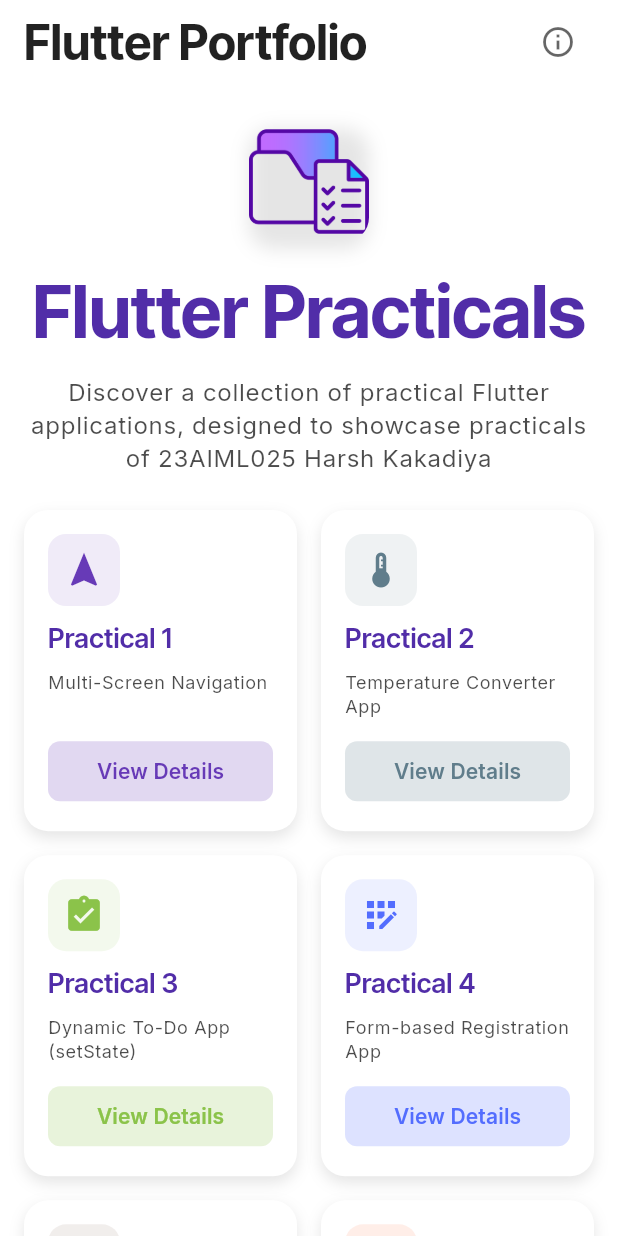
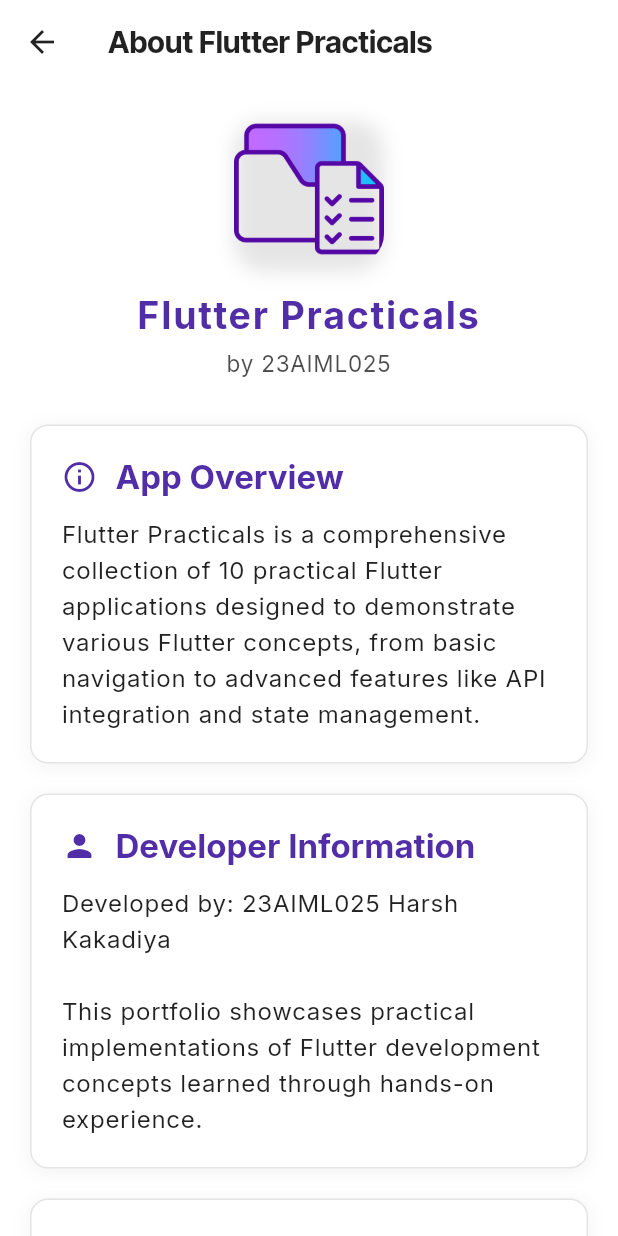
Before and after one commit to harsh-kakadiya1/flutter-practical, a Flutter app: the screen it shows after launch, after a tap on the "info outline" icon, on a phone screen of 412 x 824 dp. Run offline on Flutter 3.47's test engine with Material 3 defaults, Android fonts, the light colour scheme and no system bars; our stand-ins replace google_fonts, shared_preferences.

Commit message:
Add navigation to InfoPage from HomePage

```diff
--- a/lib/main.dart
+++ b/lib/main.dart
@@ -2,6 +2,7 @@
 import 'package:google_fonts/google_fonts.dart';
 import 'package:animations/animations.dart';
 import 'widgets/app_logo.dart';
+import 'pages/info_page.dart';
 
 // Import all practical files
 import 'practical1_navigation.dart';
@@ -433,7 +434,12 @@
                 size: 24,
               ),
               onPressed: () {
-                // Handle info button press
+                Navigator.push<void>(
+                  context,
+                  MaterialPageRoute<void>(
+                    builder: (BuildContext context) => const InfoPage(),
+                  ),
+                );
               },
             ),
           ),
--- /dev/null
+++ b/lib/pages/info_page.dart
@@ -0,0 +1,364 @@
+import 'package:flutter/material.dart';
+import '../widgets/app_logo.dart';
+
+/// Info page showing app details, developer information, and features
+class InfoPage extends StatelessWidget {
+  const InfoPage({super.key});
+
+  @override
+  Widget build(BuildContext context) {
+    return Scaffold(
+      appBar: AppBar(
+        title: Text(
+          'About Flutter Practicals',
+          style: Theme.of(context).appBarTheme.titleTextStyle?.copyWith(
+            fontSize: 20,
+            color: Theme.of(context).colorScheme.onSurface,
+          ),
+        ),
+        backgroundColor: Theme.of(context).colorScheme.surface,
+        foregroundColor: Theme.of(context).colorScheme.onSurface,
+        elevation: 0,
+      ),
+      body: SingleChildScrollView(
+        padding: const EdgeInsets.all(20.0),
+        child: Column(
+          crossAxisAlignment: CrossAxisAlignment.center,
+          children: <Widget>[
+            // App Logo
+            const AppLogo(size: 100.0, showText: true),
+            const SizedBox(height: 30.0),
+
+            // App Description
+            _buildSectionCard(
+              context,
+              'App Overview',
+              Icons.info_outline,
+              'Flutter Practicals is a comprehensive collection of 10 practical Flutter applications designed to demonstrate various Flutter concepts, from basic navigation to advanced features like API integration and state management.',
+            ),
+
+            const SizedBox(height: 20.0),
+
+            // Developer Information
+            _buildSectionCard(
+              context,
+              'Developer Information',
+              Icons.person,
+              'Developed by: 23AIML025 Harsh Kakadiya\n\nThis portfolio showcases practical implementations of Flutter development concepts learned through hands-on experience.',
+            ),
+
+            const SizedBox(height: 20.0),
+
+            // Features List
+            _buildFeaturesSection(context),
+
+            const SizedBox(height: 20.0),
+
+            // Technical Stack
+            _buildTechStackSection(context),
+
+            const SizedBox(height: 20.0),
+
+            // App Version
+            _buildSectionCard(
+              context,
+              'App Information',
+              Icons.phone_android,
+              'Version: 1.0.0\nBuild: 1\nFlutter SDK: 3.8.0+\nTarget Platform: Android, iOS, Web, Windows, macOS, Linux',
+            ),
+
+            const SizedBox(height: 30.0),
+
+            // Contact/Footer
+            Container(
+              padding: const EdgeInsets.all(20.0),
+              decoration: BoxDecoration(
+                color: Theme.of(context).colorScheme.primary.withOpacity(0.1),
+                borderRadius: BorderRadius.circular(12.0),
+                border: Border.all(
+                  color: Theme.of(context).colorScheme.primary.withOpacity(0.3),
+                ),
+              ),
+              child: Column(
+                children: <Widget>[
+                  Icon(
+                    Icons.code,
+                    size: 40.0,
+                    color: Theme.of(context).colorScheme.primary,
+                  ),
+                  const SizedBox(height: 12.0),
+                  Text(
+                    'Built with Flutter',
+                    style: Theme.of(context).textTheme.titleLarge?.copyWith(
+                      fontWeight: FontWeight.bold,
+                      color: Theme.of(context).colorScheme.primary,
+                    ),
+                  ),
+                  const SizedBox(height: 8.0),
+                  Text(
+                    'A showcase of practical Flutter development skills',
+                    textAlign: TextAlign.center,
+                    style: Theme.of(context).textTheme.bodyMedium?.copyWith(
+                      color: Theme.of(
+                        context,
+                      ).colorScheme.onSurface.withOpacity(0.7),
+                    ),
+                  ),
+                ],
+              ),
+            ),
+
+            const SizedBox(height: 20.0),
+
+            // Close Button
+            SizedBox(
+              width: double.infinity,
+              child: ElevatedButton.icon(
+                onPressed: () => Navigator.pop(context),
+                icon: const Icon(Icons.close),
+                label: const Text('Close'),
+                style: ElevatedButton.styleFrom(
+                  padding: const EdgeInsets.symmetric(vertical: 12.0),
+                  shape: RoundedRectangleBorder(
+                    borderRadius: BorderRadius.circular(8.0),
+                  ),
+                ),
+              ),
+            ),
+          ],
+        ),
+      ),
+    );
+  }
+
+  Widget _buildSectionCard(
+    BuildContext context,
+    String title,
+    IconData icon,
+    String content,
+  ) {
+    return Container(
+      width: double.infinity,
+      padding: const EdgeInsets.all(20.0),
+      decoration: BoxDecoration(
+        color: Theme.of(context).colorScheme.surface,
+        borderRadius: BorderRadius.circular(12.0),
+        boxShadow: [
+          BoxShadow(
+            color: Colors.black.withOpacity(0.05),
+            blurRadius: 10,
+            offset: const Offset(0, 2),
+          ),
+        ],
+        border: Border.all(
+          color: Theme.of(context).colorScheme.outline.withOpacity(0.2),
+        ),
+      ),
+      child: Column(
+        crossAxisAlignment: CrossAxisAlignment.start,
+        children: <Widget>[
+          Row(
+            children: <Widget>[
+              Icon(
+                icon,
+                color: Theme.of(context).colorScheme.primary,
+                size: 24.0,
+              ),
+              const SizedBox(width: 12.0),
+              Text(
+                title,
+                style: Theme.of(context).textTheme.titleLarge?.copyWith(
+                  fontWeight: FontWeight.bold,
+                  color: Theme.of(context).colorScheme.primary,
+                ),
+              ),
+            ],
+          ),
+          const SizedBox(height: 12.0),
+          Text(
+            content,
+            style: Theme.of(context).textTheme.bodyLarge?.copyWith(
+              color: Theme.of(context).colorScheme.onSurface,
+              height: 1.5,
+            ),
+          ),
+        ],
+      ),
+    );
+  }
+
+  Widget _buildFeaturesSection(BuildContext context) {
+    final List<String> features = [
+      'Multi-Screen Navigation with data passing',
+      'Temperature conversion with real-time validation',
+      'Dynamic To-Do list with state management',
+      'Form validation and user registration',
+      'CRUD operations for student records',
+      'Persistent storage with SharedPreferences',
+      'Product catalog with GridView layout',
+      'REST API integration with FutureBuilder',
+      'Authentication with session management',
+      'App deployment and versioning guide',
+    ];
+
+    return Container(
+      width: double.infinity,
+      padding: const EdgeInsets.all(20.0),
+      decoration: BoxDecoration(
+        color: Theme.of(context).colorScheme.surface,
+        borderRadius: BorderRadius.circular(12.0),
+        boxShadow: [
+          BoxShadow(
+            color: Colors.black.withOpacity(0.05),
+            blurRadius: 10,
+            offset: const Offset(0, 2),
+          ),
+        ],
+        border: Border.all(
+          color: Theme.of(context).colorScheme.outline.withOpacity(0.2),
+        ),
+      ),
+      child: Column(
+        crossAxisAlignment: CrossAxisAlignment.start,
+        children: <Widget>[
+          Row(
+            children: <Widget>[
+              Icon(
+                Icons.star,
+                color: Theme.of(context).colorScheme.primary,
+                size: 24.0,
+              ),
+              const SizedBox(width: 12.0),
+              Text(
+                'Key Features',
+                style: Theme.of(context).textTheme.titleLarge?.copyWith(
+                  fontWeight: FontWeight.bold,
+                  color: Theme.of(context).colorScheme.primary,
+                ),
+              ),
+            ],
+          ),
+          const SizedBox(height: 16.0),
+          ...features
+              .map<Widget>(
+                (String feature) => Padding(
+                  padding: const EdgeInsets.symmetric(vertical: 4.0),
+                  child: Row(
+                    crossAxisAlignment: CrossAxisAlignment.start,
+                    children: <Widget>[
+                      Icon(
+                        Icons.check_circle,
+                        size: 16.0,
+                        color: Colors.green.shade600,
+                      ),
+                      const SizedBox(width: 12.0),
+                      Expanded(
+                        child: Text(
+                          feature,
+                          style: Theme.of(context).textTheme.bodyMedium
+                              ?.copyWith(
+                                color: Theme.of(context).colorScheme.onSurface,
+                              ),
+                        ),
+                      ),
+                    ],
+                  ),
+                ),
+              )
+              .toList(),
+        ],
+      ),
+    );
+  }
+
+  Widget _buildTechStackSection(BuildContext context) {
+    final List<String> technologies = [
+      'Flutter Framework',
+      'Dart Programming Language',
+      'Material Design 3',
+      'Google Fonts',
+      'SharedPreferences',
+      'HTTP Package',
+      'Animations Package',
+      'State Management (setState)',
+      'Navigation & Routing',
+      'Form Validation',
+      'FutureBuilder & Async Programming',
+      'GridView & ListView',
+    ];
+
+    return Container(
+      width: double.infinity,
+      padding: const EdgeInsets.all(20.0),
+      decoration: BoxDecoration(
+        color: Theme.of(context).colorScheme.surface,
+        borderRadius: BorderRadius.circular(12.0),
+        boxShadow: [
+          BoxShadow(
+            color: Colors.black.withOpacity(0.05),
+            blurRadius: 10,
+            offset: const Offset(0, 2),
+          ),
+        ],
+        border: Border.all(
+          color: Theme.of(context).colorScheme.outline.withOpacity(0.2),
+        ),
+      ),
+      child: Column(
+        crossAxisAlignment: CrossAxisAlignment.start,
+        children: <Widget>[
+          Row(
+            children: <Widget>[
+              Icon(
+                Icons.build,
+                color: Theme.of(context).colorScheme.primary,
+                size: 24.0,
+              ),
+              const SizedBox(width: 12.0),
+              Text(
+                'Technical Stack',
+                style: Theme.of(context).textTheme.titleLarge?.copyWith(
+                  fontWeight: FontWeight.bold,
+                  color: Theme.of(context).colorScheme.primary,
+                ),
+              ),
+            ],
+          ),
+          const SizedBox(height: 16.0),
+          Wrap(
+            spacing: 8.0,
+            runSpacing: 8.0,
+            children: technologies
+                .map<Widget>(
+                  (String tech) => Container(
+                    padding: const EdgeInsets.symmetric(
+                      horizontal: 12.0,
+                      vertical: 6.0,
+                    ),
+                    decoration: BoxDecoration(
+                      color: Theme.of(
+                        context,
+                      ).colorScheme.primary.withOpacity(0.1),
+                      borderRadius: BorderRadius.circular(16.0),
+                      border: Border.all(
+                        color: Theme.of(
+                          context,
+                        ).colorScheme.primary.withOpacity(0.3),
+                      ),
+                    ),
+                    child: Text(
+                      tech,
+                      style: Theme.of(context).textTheme.bodySmall?.copyWith(
+                        color: Theme.of(context).colorScheme.primary,
+                        fontWeight: FontWeight.w500,
+                      ),
+                    ),
+                  ),
+                )
+                .toList(),
+          ),
+        ],
+      ),
+    );
+  }
+}
```
